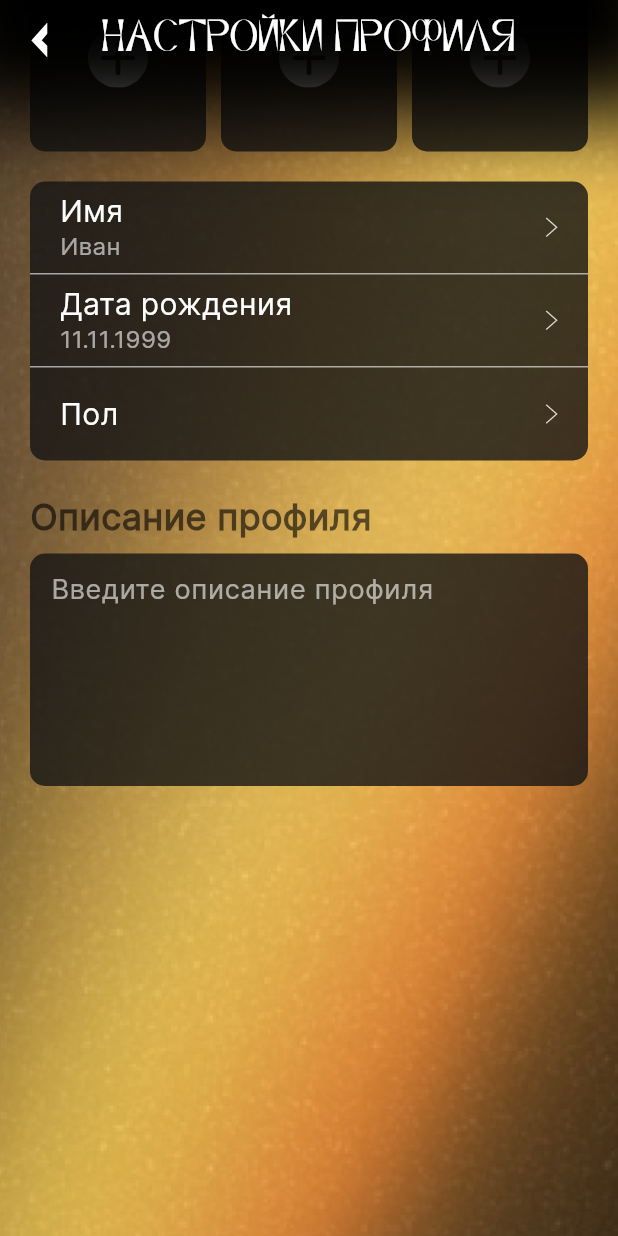
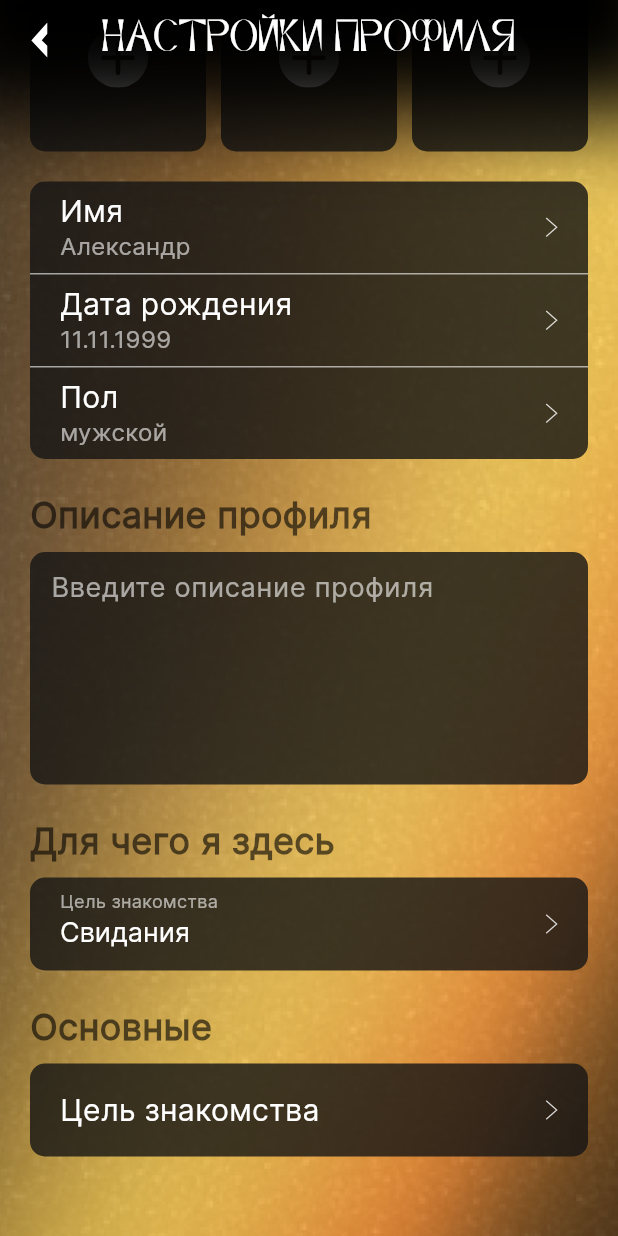
Before and after one commit to romo4ko/shine-frontend, a Flutter app: the ProfileSettings screen opened by its route, scrolled down 481 dp, on a phone screen of 412 x 824 dp. Run offline on Flutter 3.47's test engine with Material 3 defaults, Android fonts, the phone set to English and light mode, and no system bars; our stand-ins replace flutter_card_swiper, flutter_svg, flutter_xlider, image_picker; missing offline and left inert: masked_text; network calls fail.

Commit message:
making extended select

```diff
--- a/lib/components/ProfileSettings/ExtendedSelect.dart
+++ b/lib/components/ProfileSettings/ExtendedSelect.dart
@@ -0,0 +1,146 @@
+
+import 'package:flutter/material.dart';
+import 'package:flutter_svg/svg.dart';
+
+class ExtendedSelect extends StatefulWidget {
+
+  final List<String> values;
+  final String selected;
+  final String title;
+  final String placeholder;
+
+  const ExtendedSelect({
+    super.key,
+    required this.values,
+    this.selected = '',
+    required this.title,
+    this.placeholder = ''
+  });
+
+  @override
+  State<ExtendedSelect> createState() => _ExtendedSelectState();
+}
+
+class _ExtendedSelectState extends State<ExtendedSelect> {
+
+  bool is_active = false;
+  String? _selectedValue;
+
+  Key _key = new GlobalKey();
+  final FocusNode _focusNode = FocusNode();
+  TextEditingController controller = TextEditingController();
+
+  @override
+  void initState() {
+    _selectedValue = widget.selected;
+    super.initState();
+  }
+
+  @override
+  Widget build(BuildContext context) {
+    return Column(
+      children: [
+        GestureDetector(
+          onTap: () {
+            setState(() {
+              is_active = !is_active;
+              if (is_active) {
+                _focusNode.requestFocus();
+              }
+              else {
+                _focusNode.unfocus();
+              }
+            });
+          },
+          child: Container(
+            color: Colors.transparent,
+            padding: EdgeInsets.symmetric(
+                horizontal: 20,
+                vertical: !is_active && controller.text.length == 0 ? 21 : 10
+            ),
+            width: MediaQuery.of(context).size.width,
+            child: Row(
+              mainAxisAlignment: MainAxisAlignment.spaceBetween,
+              crossAxisAlignment: CrossAxisAlignment.center,
+              children: [
+                Column(
+                  crossAxisAlignment: CrossAxisAlignment.start,
+                  children: [
+                    Text(
+                      widget.title,
+                      textAlign: TextAlign.start,
+                      style: TextStyle(
+                          color: is_active ? Colors.white.withOpacity(0.6) : Colors.white,
+                          fontSize: is_active ? 12 : 20,
+                          height: 1,
+                          fontFamily: 'Inter'
+                      ),
+                    ),
+                    !is_active && controller.text.length > 0 ? Padding(
+                      padding: const EdgeInsets.only(top: 5),
+                      child: Text(
+                        controller.text,
+                        textAlign: TextAlign.start,
+                        style: TextStyle(
+                            color: Colors.white.withOpacity(0.6),
+                            fontSize: 16,
+                            height: 1,
+                            fontFamily: 'Inter'
+                        ),
+                      ),
+                    ) : Container(),
+                    is_active ? SizedBox(
+                      width: 300,
+                      height: 30,
+                      child: Focus(
+                        onFocusChange: (hasFocus) {
+                          if(!hasFocus) {
+                            is_active = false;
+                          }
+                        },
+                        child: DropdownButton(
+                          hint: Text(
+                              widget.placeholder,
+                              textAlign: TextAlign.start,
+                              style: TextStyle(
+                                  color: Colors.white.withOpacity(0.6),
+                                  fontSize: 18,
+                                  fontFamily: 'Inter'
+                              )
+                          ),
+                          value: _selectedValue,
+                          style: const TextStyle(
+                              color: Colors.white,
+                              fontSize: 18,
+                              fontFamily: 'Inter'
+                          ),
+                          borderRadius: BorderRadius.circular(10.0),
+                          dropdownColor: Colors.black.withOpacity(0.8),
+                          underline: Container(height: 0),
+                          iconSize: 0.0,
+                          iconDisabledColor: Colors.transparent,
+                          onChanged: (String? value) {
+                            setState(() {
+                              _selectedValue = value!;
+                            });
+                          },
+                          items: widget.values.map<DropdownMenuItem<String>>((String value) {
+                            return DropdownMenuItem<String>(
+                              value: value,
+                              child: Text(value, textAlign: TextAlign.start),
+                            );
+                          }).toList(),
+                        ),
+                      ),
+                    ) : Container()
+                  ],
+                ),
+                SvgPicture.asset('assets/icons/arrow-right.svg', height: 14),
+              ],
+            ),
+          ),
+        ),
+      ],
+    );
+  }
+}
--- a/lib/components/ProfileSettings/ProfileDescription.dart
+++ b/lib/components/ProfileSettings/ProfileDescription.dart
@@ -1,6 +1,5 @@
 
 import 'package:flutter/material.dart';
-import 'package:flutter_svg/svg.dart';
 
 class ProfileDescription extends StatefulWidget {
 
--- a/lib/components/ProfileSettings/ProfileInfo.dart
+++ b/lib/components/ProfileSettings/ProfileInfo.dart
@@ -1,15 +1,15 @@
 
 import 'package:flutter/material.dart';
-import 'package:flutter_svg/svg.dart';
-import 'package:image_picker/image_picker.dart';
-import 'dart:io';
-
 import 'package:shine/components/ProfileSettings/ExtendedInput.dart';
+import '../../models/Self.dart';
 
 class ProfileInfo extends StatefulWidget {
 
+  final Self user;
+
   const ProfileInfo({
     super.key,
+    required this.user
   });
 
   @override
@@ -47,11 +47,11 @@ class _ProfileInfoState extends State<ProfileInfo> {
           ),
           child: Column(
             children: [
-              ExtendedInput(value: 'Иван', title: 'Имя', key: _k1),
+              ExtendedInput(value: widget.user.name, title: 'Имя', key: _k1),
               Divider(height: 1, color: Colors.white.withOpacity(0.6)),
-              ExtendedInput(value: '11.11.1999', title: 'Дата рождения', key: _k2),
+              ExtendedInput(value: widget.user.birthdate, title: 'Дата рождения', key: _k2),
               Divider(height: 1, color: Colors.white.withOpacity(0.6)),
-              ExtendedInput(value: null, title: 'Пол', key: _k3),
+              ExtendedInput(value: widget.user.sex, title: 'Пол', key: _k3),
             ],
           ),
         ),
--- /dev/null
+++ b/lib/components/ProfileSettings/PurposeSelect.dart
@@ -0,0 +1,126 @@
+
+import 'package:flutter/material.dart';
+import 'package:flutter_svg/svg.dart';
+
+class PurposeSelect extends StatefulWidget {
+
+  final List<String> values;
+  final String selected;
+  final String title;
+  final String placeholder;
+
+  const PurposeSelect({
+    super.key,
+    required this.values,
+    this.selected = '',
+    required this.title,
+    this.placeholder = ''
+  });
+
+  @override
+  State<PurposeSelect> createState() => _PurposeSelectState();
+}
+
+class _PurposeSelectState extends State<PurposeSelect> {
+
+  bool is_active = false;
+  String? _selectedValue;
+
+  Key _key = new GlobalKey();
+  final FocusNode _focusNode = FocusNode();
+  TextEditingController controller = TextEditingController();
+
+  @override
+  void initState() {
+    _selectedValue = widget.selected;
+    super.initState();
+  }
+
+  @override
+  Widget build(BuildContext context) {
+    return Column(
+      children: [
+        GestureDetector(
+          onTap: () {
+            setState(() {
+              is_active = !is_active;
+              if (is_active) {
+                _focusNode.requestFocus();
+              }
+              else {
+                _focusNode.unfocus();
+              }
+            });
+          },
+          child: Container(
+            color: Colors.transparent,
+            padding: EdgeInsets.symmetric(
+                horizontal: 20,
+                vertical: 10
+            ),
+            width: MediaQuery.of(context).size.width,
+            child: Row(
+              mainAxisAlignment: MainAxisAlignment.spaceBetween,
+              crossAxisAlignment: CrossAxisAlignment.center,
+              children: [
+                Column(
+                  crossAxisAlignment: CrossAxisAlignment.start,
+                  children: [
+                    Text(
+                      widget.title,
+                      textAlign: TextAlign.start,
+                      style: TextStyle(
+                          color: Colors.white.withOpacity(0.6),
+                          fontSize: 12,
+                          height: 1,
+                          fontFamily: 'Inter'
+                      ),
+                    ),
+                    SizedBox(
+                      width: 300,
+                      height: 30,
+                      child: DropdownButton(
+                        hint: Text(
+                            widget.placeholder,
+                            textAlign: TextAlign.start,
+                            style: TextStyle(
+                                color: Colors.white.withOpacity(0.6),
+                                fontSize: 18,
+                                fontFamily: 'Inter'
+                            )
+                        ),
+                        value: _selectedValue,
+                        style: const TextStyle(
+                            color: Colors.white,
+                            fontSize: 18,
+                            fontFamily: 'Inter'
+                        ),
+                        borderRadius: BorderRadius.circular(10.0),
+                        dropdownColor: Colors.black.withOpacity(0.8),
+                        underline: Container(height: 0),
+                        iconSize: 0.0,
+                        iconDisabledColor: Colors.transparent,
+                        onChanged: (String? value) {
+                          setState(() {
+                            _selectedValue = value!;
+                          });
+                        },
+                        items: widget.values.map<DropdownMenuItem<String>>((String value) {
+                          return DropdownMenuItem<String>(
+                            value: value,
+                            child: Text(value, textAlign: TextAlign.start),
+                          );
+                        }).toList(),
+                      ),
+                    )
+                  ],
+                ),
+                SvgPicture.asset('assets/icons/arrow-right.svg', height: 14),
+              ],
+            ),
+          ),
+        ),
+      ],
+    );
+  }
+}
--- a/lib/models/Self.dart
+++ b/lib/models/Self.dart
@@ -2,6 +2,8 @@ class Self {
   final int id;
   final String name;
   final int age;
+  final String? birthdate;
+  final String? sex;
   final String? text;
   final String city;
   final String purpose;
@@ -16,6 +18,8 @@ class Self {
       this.id,
       this.name,
       this.age,
+      this.birthdate,
+      this.sex,
       this.text,
       this.city,
       this.purpose,
@@ -30,6 +34,8 @@ class Self {
       : id = json['id'],
         name = json['name'],
         age = json['age'],
+        birthdate = json['birthdate'],
+        sex = json['sex'],
         text = json['text'],
         city = json['city'],
         purpose = json['purpose'],
--- a/lib/views/profileSettings.dart
+++ b/lib/views/profileSettings.dart
@@ -2,9 +2,11 @@
 import 'package:flutter/material.dart';
 import 'package:flutter/cupertino.dart';
 import 'package:shine/components/Profile/profile.dart';
+import 'package:shine/components/ProfileSettings/ExtendedSelect.dart';
 import 'package:shine/components/ProfileSettings/ImagesGrid.dart';
 import 'package:shine/components/ProfileSettings/ProfileDescription.dart';
 import 'package:shine/components/ProfileSettings/ProfileInfo.dart';
+import 'package:shine/components/ProfileSettings/PurposeSelect.dart';
 
 import '../components/Common/AppBar/DefaultAppBar.dart';
 import '../components/Common/BottomBar.dart';
@@ -24,6 +26,8 @@ class _ProfileSettingsState extends State<ProfileSettings> {
     'id': 1,
     'name': 'Александр',
     'age': 25,
+    'sex': 'мужской',
+    'birthdate': '11.11.1999',
     'city': 'Ростов-на-Дону',
     'purpose': 'Свидания',
     'image': "https://avatars.dzeninfra.ru/get-zen_doc/29030/pub_5ae9c5fe3dceb76be76eebac_5ae9cad457906a18134a10ad/scale_1200",
@@ -60,10 +64,69 @@ class _ProfileSettingsState extends State<ProfileSettings> {
               ProfileSettingsFilled(percent: user.profile_filled),
               ImagesGrid(images: user.images),
               SizedBox(height: 20),
-              ProfileInfo(),
+              ProfileInfo(user: user),
               SizedBox(height: 20),
               ProfileDescription(),
-
+              SizedBox(height: 20),
+              Column(
+                crossAxisAlignment: CrossAxisAlignment.start,
+                children: [
+                  Padding(
+                    padding: const EdgeInsets.only(bottom: 8.0),
+                    child: Text(
+                      'Для чего я здесь',
+                      textAlign: TextAlign.start,
+                      style: TextStyle(
+                          color: Colors.black.withOpacity(0.6),
+                          fontSize: 24,
+                          fontWeight: FontWeight.bold,
+                          fontFamily: 'Inter'
+                      ),
+                    ),
+                  ),
+                  Container(
+                      decoration: BoxDecoration(
+                          color: Color.fromRGBO(20, 20, 20, 0.8),
+                          borderRadius: BorderRadius.circular(10)
+                      ),
+                      child: const PurposeSelect(
+                          values: ['Свидания', 'Флирт', 'Отношения', 'Дружба', 'Виртуальное общение'],
+                          title: 'Цель знакомства',
+                          selected: 'Свидания',
+                      )
+                  )
+                ],
+              ),
+              SizedBox(height: 20),
+              Column(
+                crossAxisAlignment: CrossAxisAlignment.start,
+                children: [
+                  Padding(
+                    padding: const EdgeInsets.only(bottom: 8.0),
+                    child: Text(
+                      'Основные',
+                      textAlign: TextAlign.start,
+                      style: TextStyle(
+                          color: Colors.black.withOpacity(0.6),
+                          fontSize: 24,
+                          fontWeight: FontWeight.bold,
+                          fontFamily: 'Inter'
+                      ),
+                    ),
+                  ),
+                  Container(
+                      decoration: BoxDecoration(
+                          color: Color.fromRGBO(20, 20, 20, 0.8),
+                          borderRadius: BorderRadius.circular(10)
+                      ),
+                      child: const ExtendedSelect(
+                        values: ['Свидания', 'Флирт', 'Отношения', 'Дружба', 'Виртуальное общение'],
+                        title: 'Цель знакомства',
+                        selected: 'Свидания',
+                      )
+                  )
+                ],
+              )
             ],
           ),
         ),
```
